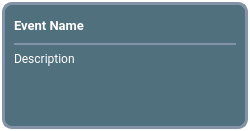
This is src/app/gui/forms/widgeteventitem.ui in botorabi/Meet4Eat-Desktop as Qt 5 draws it before an edit. The edited form follows.
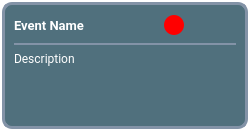
This is the edited form. Icons and pictures are not drawn.

The edit to the form file:
```diff
--- a/src/app/gui/forms/widgeteventitem.ui
+++ b/src/app/gui/forms/widgeteventitem.ui
@@ -68,7 +68,7 @@
       <item>
        <layout class="QVBoxLayout" name="verticalLayout" stretch="0,0,1">
         <item>
-         <layout class="QHBoxLayout" name="horizontalLayout_2" stretch="1,0,0">
+         <layout class="QHBoxLayout" name="horizontalLayout_2" stretch="1,0,0,0">
           <item>
            <widget class="QLabel" name="labelHead">
             <property name="minimumSize">
@@ -102,6 +102,39 @@
             </property>
            </widget>
           </item>
+          <item>
+           <widget class="QPushButton" name="pushButtonNewLocation_2">
+            <property name="minimumSize">
+             <size>
+              <width>20</width>
+              <height>20</height>
+             </size>
+            </property>
+            <property name="maximumSize">
+             <size>
+              <width>20</width>
+              <height>20</height>
+             </size>
+            </property>
+            <property name="focusPolicy">
+             <enum>Qt::NoFocus</enum>
+            </property>
+            <property name="toolTip">
+             <string>Event data was updated, click to referesh!</string>
+            </property>
+            <property name="styleSheet">
+             <string notr="true">QPushButton {
+  background-color: red;
+  border-radius: 10px;
+  border-image: url(:/icon-refresh.png);
+}
+QPushButton:hover {
+  background-color: rgb(50,82,95);
+  border-radius: 10px;
+}</string>
+            </property>
+           </widget>
+          </item>
           <item>
            <widget class="QPushButton" name="pushButtonNewLocation">
             <property name="minimumSize">
```
